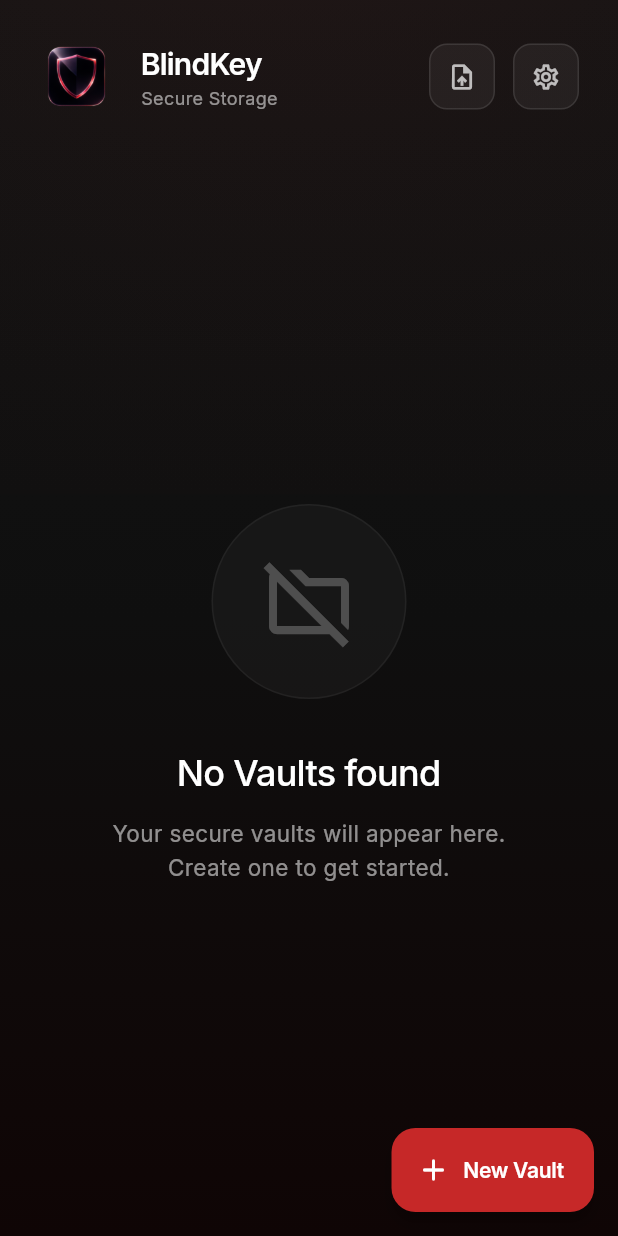
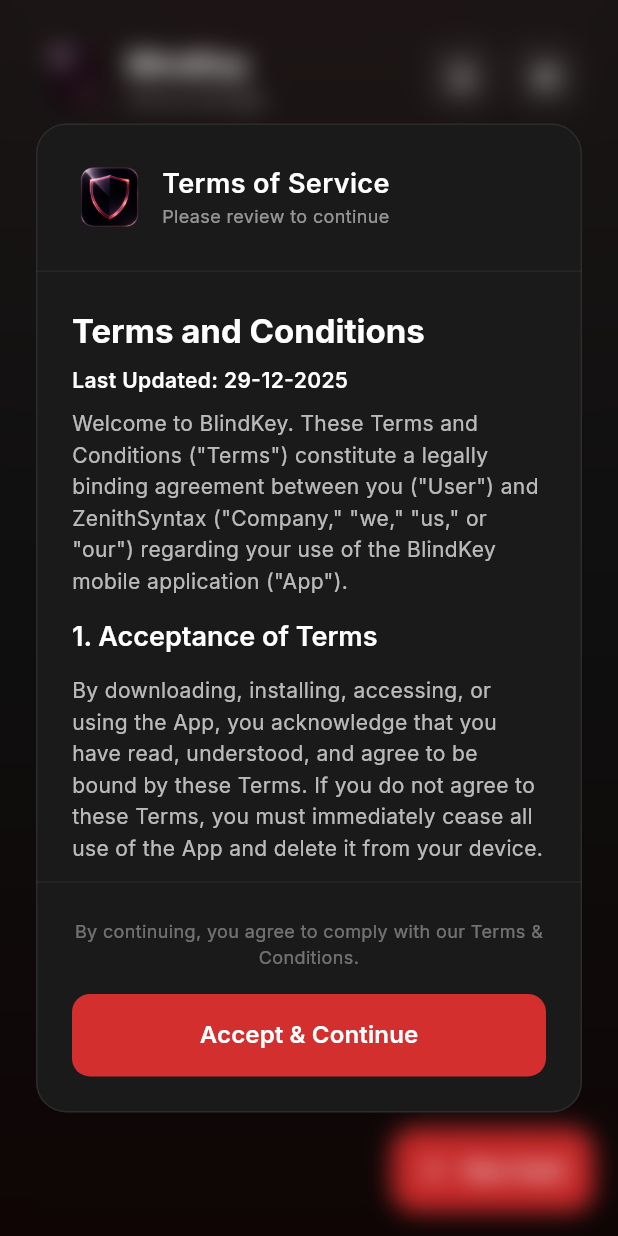
Before and after one commit to zenithsyntax/blindkey_app, a Flutter app: the screen it shows after launch, on a phone screen of 412 x 824 dp. Run offline on Flutter 3.47's test engine with Material 3 defaults, Android fonts, the phone set to English and light mode, and no system bars; our stand-ins replace audioplayers, dartz, file_picker, flutter_hooks, flutter_markdown, flutter_secure_storage and 11 more; missing offline and left inert: cryptography, excel, flutter_pdfview, ntp; accounts and stored records are empty; generated files the repository leaves out were written again.

Commit message:
29-12-2025 1

```diff
--- /dev/null
+++ b/lib/application/onboarding/terms_notifier.dart
@@ -0,0 +1,21 @@
+import 'package:riverpod_annotation/riverpod_annotation.dart';
+import 'package:shared_preferences/shared_preferences.dart';
+
+part 'terms_notifier.g.dart';
+
+@Riverpod(keepAlive: true)
+class TermsNotifier extends _$TermsNotifier {
+  static const _keyTermsAccepted = 'accepted_terms_v1';
+
+  @override
+  Future<bool> build() async {
+    final prefs = await SharedPreferences.getInstance();
+    return prefs.getBool(_keyTermsAccepted) ?? false;
+  }
+
+  Future<void> acceptTerms() async {
+    final prefs = await SharedPreferences.getInstance();
+    await prefs.setBool(_keyTermsAccepted, true);
+    state = const AsyncValue.data(true);
+  }
+}
--- a/lib/main.dart
+++ b/lib/main.dart
@@ -1,4 +1,5 @@
 import 'package:blindkey_app/application/auth/app_lock_notifier.dart';
+import 'package:blindkey_app/application/onboarding/terms_notifier.dart';
 import 'package:blindkey_app/presentation/pages/auth/app_lock_screen.dart';
 import 'package:blindkey_app/presentation/pages/home_page.dart';
 import 'package:blindkey_app/presentation/theme/app_theme.dart';
@@ -22,10 +23,9 @@
        return null;
     }, []);
 
-    // Lifecycle listener removed to prevent locking on app switch.
-    // App will only lock on cold start via initialize().
-
     final isLocked = ref.watch(appLockNotifierProvider);
+    final termsState = ref.watch(termsNotifierProvider);
+    final hasAcceptedTerms = termsState.valueOrNull ?? false;
 
     return MaterialApp(
       title: 'BlindKey',
@@ -33,10 +33,15 @@
       theme: AppTheme.darkRedTheme,
       home: const HomePage(),
       builder: (context, child) {
+        // Only apply lock screen if terms are accepted (or if we want to lock before terms? usually after)
+        // Actually, if terms are NOT accepted, the HomePage shows the Terms Dialog overlay.
+        // We probably don't want the Lock Screen covering the Terms Dialog.
+        final showLock = isLocked && hasAcceptedTerms;
+
         return Stack(
           children: [
             if (child != null) child,
-            if (isLocked)
+            if (showLock)
               const MaterialApp(
                 debugShowCheckedModeBanner: false,
                 home: AppLockScreen(),
--- /dev/null
+++ b/lib/presentation/dialogs/terms_dialog.dart
@@ -0,0 +1,227 @@
+import 'dart:ui';
+import 'package:blindkey_app/application/onboarding/terms_notifier.dart';
+import 'package:blindkey_app/presentation/theme/app_theme.dart';
+import 'package:flutter/material.dart';
+import 'package:flutter_markdown/flutter_markdown.dart';
+import 'package:google_fonts/google_fonts.dart';
+import 'package:hooks_riverpod/hooks_riverpod.dart';
+
+class TermsDialog extends ConsumerWidget {
+  const TermsDialog({super.key});
+
+  @override
+  Widget build(BuildContext context, WidgetRef ref) {
+    // BackdropFilter to blur the background (HomePage)
+    return BackdropFilter(
+      filter: ImageFilter.blur(sigmaX: 8, sigmaY: 8),
+      child: Dialog(
+        backgroundColor: const Color(0xFF1A1A1A),
+        insetPadding: const EdgeInsets.all(24),
+        shape: RoundedRectangleBorder(
+          borderRadius: BorderRadius.circular(20),
+          side: BorderSide(color: Colors.white.withOpacity(0.08)),
+        ),
+        child: Container(
+           // Limit height to make it look like a dialog, not full screen
+          constraints: BoxConstraints(
+            maxHeight: MediaQuery.of(context).size.height * 0.8,
+            maxWidth: 600,
+          ),
+          child: Column(
+            children: [
+               // Header
+              Container(
+                padding: const EdgeInsets.all(24),
+                decoration: BoxDecoration(
+                  border: Border(
+                    bottom: BorderSide(color: Colors.white.withOpacity(0.05)),
+                  ),
+                ),
+                child: Row(
+                  children: [
+                    Image.asset(
+                      'assets/blindkey_logo.png',
+                      width: 50,
+                      height: 50,
+                    ),
+                    const SizedBox(width: 10),
+                    Expanded(
+                      child: Column(
+                        crossAxisAlignment: CrossAxisAlignment.start,
+                        children: [
+                          Text(
+                            'Terms of Service',
+                            style: GoogleFonts.inter(
+                              fontSize: 18,
+                              fontWeight: FontWeight.w600,
+                              color: Colors.white,
+                            ),
+                          ),
+                          Text(
+                            'Please review to continue',
+                            style: GoogleFonts.inter(
+                              fontSize: 12,
+                              color: Colors.white54,
+                            ),
+                          ),
+                        ],
+                      ),
+                    ),
+                  ],
+                ),
+              ),
+
+              // Content
+              Expanded(
+                child: Markdown(
+                  data: _termsData,
+                  padding: const EdgeInsets.all(24),
+                  styleSheet: MarkdownStyleSheet(
+                    h1: GoogleFonts.inter(color: Colors.white, fontSize: 22, fontWeight: FontWeight.bold),
+                    h2: GoogleFonts.inter(color: Colors.white, fontSize: 18, fontWeight: FontWeight.w600, height: 2),
+                    p: GoogleFonts.inter(color: Colors.white70, fontSize: 14, height: 1.5),
+                    listBullet: GoogleFonts.inter(color: Colors.white70),
+                    strong: GoogleFonts.inter(color: Colors.white, fontWeight: FontWeight.w600),
+                  ),
+                ),
+              ),
+
+              // Footer Actions
+              Container(
+                padding: const EdgeInsets.all(24),
+                decoration: BoxDecoration(
+                  border: Border(
+                    top: BorderSide(color: Colors.white.withOpacity(0.05)),
+                  ),
+                ),
+                child: Column(
+                  children: [
+                    Text(
+                      'By continuing, you agree to comply with our Terms & Conditions.',
+                      textAlign: TextAlign.center,
+                      style: GoogleFonts.inter(
+                        fontSize: 12,
+                        color: Colors.white38,
+                      ),
+                    ),
+                    const SizedBox(height: 16),
+                    SizedBox(
+                      width: double.infinity,
+                      child: ElevatedButton(
+                        onPressed: () async {
+                          await ref.read(termsNotifierProvider.notifier).acceptTerms();
+                        },
+                        style: ElevatedButton.styleFrom(
+                          backgroundColor: AppTheme.primaryRed,
+                          foregroundColor: Colors.white,
+                          padding: const EdgeInsets.symmetric(vertical: 16),
+                          shape: RoundedRectangleBorder(
+                            borderRadius: BorderRadius.circular(12),
+                          ),
+                          elevation: 0,
+                        ),
+                        child: Text(
+                          'Accept & Continue',
+                          style: GoogleFonts.inter(
+                            fontSize: 16,
+                            fontWeight: FontWeight.w600,
+                          ),
+                        ),
+                      ),
+                    ),
+                  ],
+                ),
+              ),
+            ],
+          ),
+        ),
+      ),
+    );
+  }
+
+  static const String _termsData = '''
+# Terms and Conditions
+**Last Updated: 29-12-2025**
+
+Welcome to BlindKey. These Terms and Conditions ("Terms") constitute a legally binding agreement between you ("User") and ZenithSyntax ("Company," "we," "us," or "our") regarding your use of the BlindKey mobile application ("App").
+
+## 1. Acceptance of Terms
+By downloading, installing, accessing, or using the App, you acknowledge that you have read, understood, and agree to be bound by these Terms. If you do not agree to these Terms, you must immediately cease all use of the App and delete it from your device.
+
+## 2. Definitions
+*   **"App"** refers to the BlindKey mobile application and all related software provided by ZenithSyntax.
+*   **"ZenithSyntax"** refers to the development team and company responsible for the creation and maintenance of the App.
+*   **".blindkey file"** refers to the proprietary encrypted file package format created or imported within the App.
+*   **"Content"** refers to any data, files, images, videos, or documents encrypted, stored, or shared by the User through the App.
+
+## 3. Purpose and Scope of Service
+BlindKey is a local utility tool designed to provide:
+*   Secure local file storage.
+*   On-device encryption and decryption.
+*   Sharing capabilities via the .blindkey format.
+*   User-defined access controls, including expiry dates and viewing permissions.
+
+**Note:** BlindKey is a local tool. We do not provide cloud storage, content moderation, or remote data recovery services.
+
+## 4. User Responsibilities and Lawful Use
+You are solely responsible for your conduct and any Content you process through the App. By using BlindKey, you represent and warrant that you will use the App only for lawful purposes.
+
+**Prohibited Activities include, but are not limited to:**
+*   Storage or distribution of illegal, extremist, or terrorism-related content.
+*   Activities involving fraud, phishing, or the distribution of malware.
+*   Harassment, threats, or infringement upon the intellectual property rights of others.
+*   Any action that violates local, national, or international laws.
+
+## 5. Disclaimer of Monitoring and Control
+ZenithSyntax operates on a "Zero-Knowledge" principle. You acknowledge that:
+*   We do not monitor, review, or have access to your encrypted files.
+*   We do not participate in or facilitate file transfers between users.
+*   All actions performed within the App are the sole responsibility of the User.
+
+## 6. Encryption and Data Recovery Warning
+All encryption and decryption processes occur locally on your device.
+*   **No Password Recovery:** ZenithSyntax does not store or transmit your passwords or encryption keys.
+*   **Permanent Loss:** If you forget your password or lose your encryption key, your data will be permanently inaccessible. We cannot recover it for you.
+*   **Data Integrity:** We are not liable for data loss, corrupted files, or hardware failure resulting in the loss of encrypted Content.
+
+## 7. Expiry and Access Control
+The App allows users to set expiry dates on .blindkey files.
+*   **Time Validation:** Enforcing expiry may require an internet connection to verify global time.
+*   **Automatic Revocation:** Once a file expires, access is revoked. ZenithSyntax is not responsible for the loss of access or the automatic deletion of data resulting from user-set security parameters.
+
+## 8. Third-Party Services and Advertisements
+*   **Internet Access:** Certain features, including file validation and advertisements, require an active internet connection.
+*   **Third-Party Ads:** Advertisements are served by third-party networks. ZenithSyntax does not endorse or assume responsibility for the content of these ads or the privacy practices of the providers.
+*   **Libraries:** The App may utilize third-party libraries. We are not liable for any malfunctions or security vulnerabilities arising from these external services.
+
+## 9. Limitation of Liability
+To the maximum extent permitted by applicable law, ZenithSyntax and its developers shall not be liable for any direct, indirect, incidental, or consequential damages, including but not limited to:
+*   Loss of data or financial loss.
+*   Legal consequences resulting from your use of the App.
+*   Unauthorized access to your device due to your negligence.
+*   Any misuse of the App by third parties.
+
+## 10. No Warranty
+The App is provided on an "AS IS" and "AS AVAILABLE" basis. ZenithSyntax makes no warranties, express or implied, regarding the App’s fitness for a particular purpose, continuous availability, or that the App will be entirely error-free.
+
+## 11. Indemnification
+You agree to indemnify, defend, and hold harmless ZenithSyntax and its team from and against any claims, liabilities, or legal expenses arising out of your violation of these Terms or your misuse of the App.
+
+## 12. Law Enforcement Cooperation
+As a local encryption tool, ZenithSyntax does not store user data. However, we will cooperate with lawful authorities only as required by law. We do not provide any guarantees of anonymity if your device is seized or if you use the App for illegal activities.
+
+## 13. Changes to Terms
+We reserve the right to modify these Terms at any time. Your continued use of the App following any changes signifies your acceptance of the updated Terms.
+
+## 14. Governing Law
+These Terms shall be governed by and construed in accordance with the laws of the jurisdiction in which ZenithSyntax is established.
+
+## Contact Information
+If you have any questions regarding these Terms, please contact:
+*   **Company:** ZenithSyntax
+*   **Application:** BlindKey
+*   **Support:** blindkey@gmail.com
+
+**Final Legal Statement:** BlindKey is a local encryption utility. ZenithSyntax is not responsible for user behavior, content, or the misuse of encryption technology. Users bear the full and exclusive responsibility for all actions performed using the App.
+''';
+}
--- a/lib/presentation/pages/home_page.dart
+++ b/lib/presentation/pages/home_page.dart
@@ -2,9 +2,11 @@
 import 'package:blindkey_app/domain/failures/failures.dart';
 import 'package:blindkey_app/application/store/folder_notifier.dart';
 import 'package:blindkey_app/presentation/dialogs/create_folder_dialog.dart';
+import 'package:blindkey_app/presentation/dialogs/terms_dialog.dart';
 import 'package:blindkey_app/presentation/pages/settings/security_settings_page.dart';
 import 'package:blindkey_app/application/store/folder_stats_provider.dart';
 import 'package:blindkey_app/presentation/pages/folder_view_page.dart';
+import 'package:blindkey_app/application/onboarding/terms_notifier.dart';
 import 'package:file_picker/file_picker.dart';
 import 'package:flutter/material.dart';
 import 'package:hooks_riverpod/hooks_riverpod.dart';
@@ -19,11 +21,25 @@
   @override
   Widget build(BuildContext context, WidgetRef ref) {
     final foldersAsync = ref.watch(folderNotifierProvider);
+    final termsState = ref.watch(termsNotifierProvider);
+    final termsAccepted = termsState.valueOrNull ?? true; // Default to true while loading to avoid flash, or false?
+    // Actually if loading, it defaults to null. If null, we assume valid until loaded?
+    // User wants it to POPUP. If it is not accepted, it should be false.
+    // If loading, AsyncValue.loading has no value.
+    // Let's assume false if we know for sure it's false.
+    // But if we default to true, it won't show. If default to false, it shows then hides.
+    // Ideally we wait for loading in main, BUT we moved to HomePage.
+    // Let's check: prefs is fast.
+
+    final shouldShowTerms = !termsAccepted && !termsState.isLoading;
+
     final size = MediaQuery.of(context).size;
     final isTablet = size.width > 600;
     final isLargeScreen = size.width > 900;
 
-    return Scaffold(
+    return Stack(
+      children: [
+        Scaffold(
           backgroundColor: const Color(0xFF0F0F0F), // Deep matte black
           body: Stack(
             children: [
@@ -127,6 +143,12 @@
             ],
           ),
           floatingActionButton: _buildModernFAB(context, isTablet),
+        ),
+
+        // Terms Overlay
+        if (shouldShowTerms)
+          const Positioned.fill(child: TermsDialog()),
+      ],
     );
   }
 
@@ -156,7 +178,7 @@
                     fit: BoxFit.contain,
                   ),
                 ),
-                const SizedBox(width: 16),
+                const SizedBox(width: 7),
                 Flexible(
                   child: Column(
                     crossAxisAlignment: CrossAxisAlignment.start,
--- a/lib/presentation/theme/app_theme.dart
+++ b/lib/presentation/theme/app_theme.dart
@@ -1,6 +1,9 @@
 import 'package:flutter/material.dart';
 
 class AppTheme {
+  static const Color primaryRed = Color(0xFFD32F2F);
+  static const Color darkGrey = Color(0xFF1E1E1E);
+
   static final ThemeData darkRedTheme = ThemeData(
     useMaterial3: true,
     brightness: Brightness.dark,
--- a/pubspec.yaml
+++ b/pubspec.yaml
@@ -74,6 +74,7 @@
   ntp: ^2.0.0
   excel: ^4.0.6
   xml: ^6.6.1
+  shared_preferences: ^2.5.4
 
 dev_dependencies:
   flutter_test:
```
Also changed, not shown: lib/application/onboarding/terms_notifier.g.dart (added), pubspec.lock, 2 other files. Lines whose indentation alone changed are shown as unchanged.
